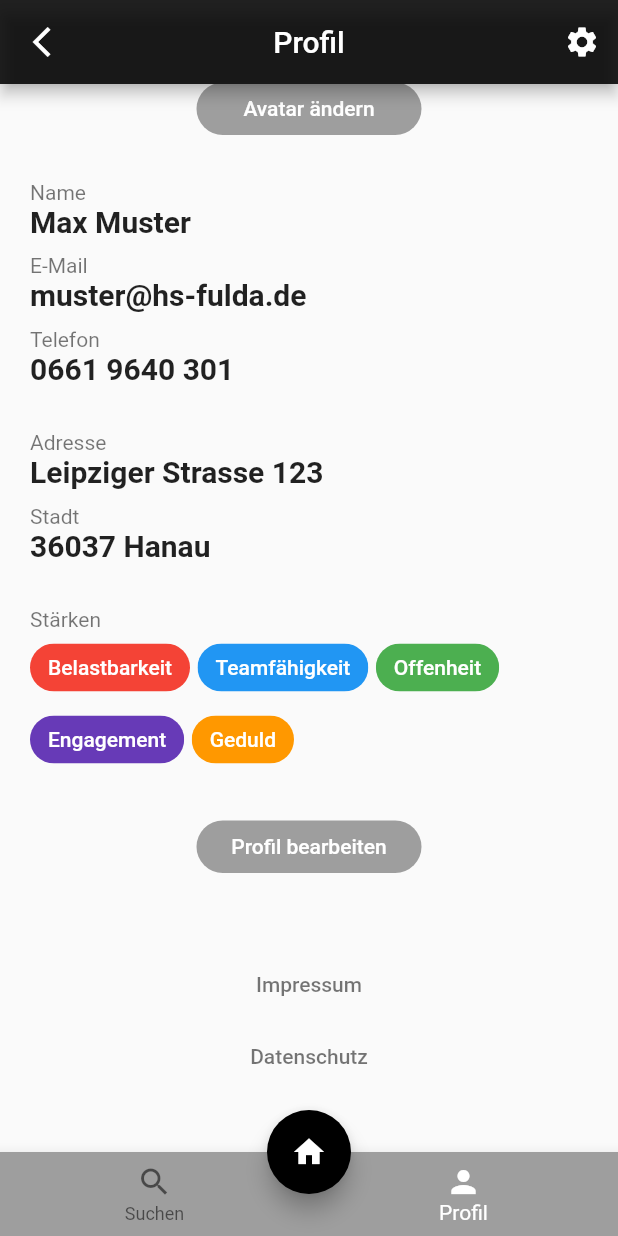
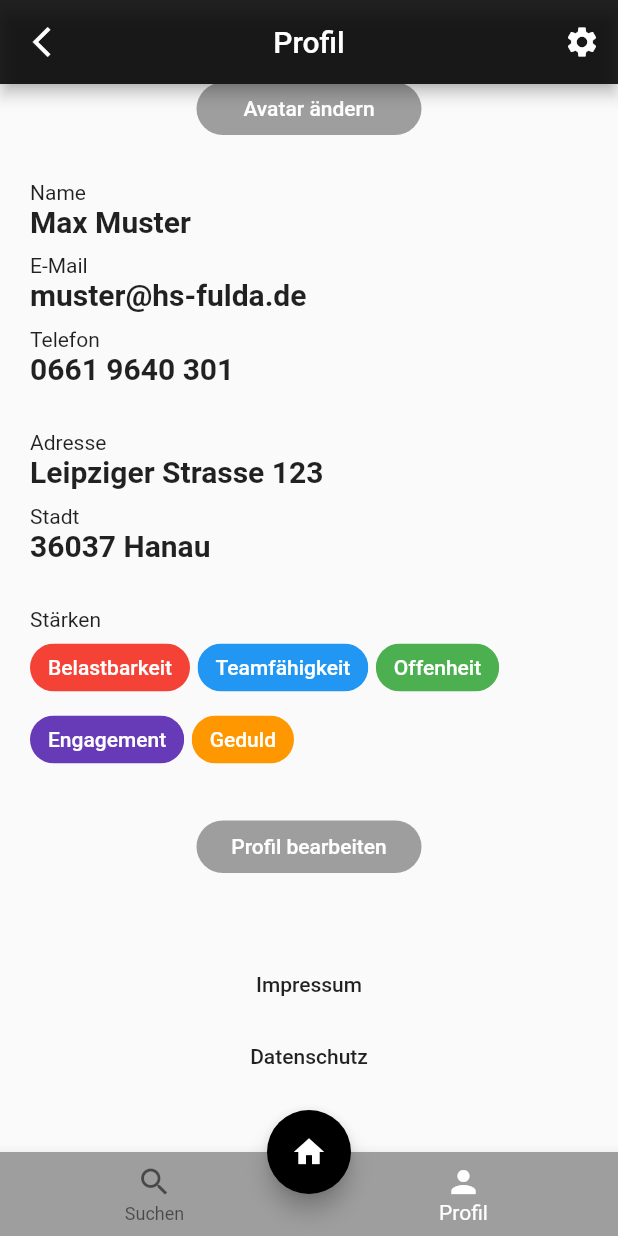
Before and after one commit to arsomesan/flutter_profile_getx, a Flutter app: the ScreenProfil screen opened directly, scrolled down 236 dp, on a phone screen of 412 x 824 dp. Run offline on Flutter 3.47's test engine with Material 2 defaults, Android fonts, the phone set to English and light mode, and no system bars; our stand-ins replace get; network calls fail.

Commit message:
changed colors to global defined colors from flovar

```diff
--- a/lib/global/glovar.dart
+++ b/lib/global/glovar.dart
@@ -4,4 +4,10 @@ class Glovar {
   static final grey=Colors.grey;
   static final white=Colors.white;
   static final black=Colors.black;
+  static final blackvar=Colors.black87;
+  static final red=Colors.red;
+  static final blue=Colors.blue;
+  static final green=Colors.green;
+  static final purple=Colors.deepPurple;
+  static final orange=Colors.orange;
 }
--- a/lib/screens/screen_profil.dart
+++ b/lib/screens/screen_profil.dart
@@ -4,6 +4,7 @@ import 'package:get/get_core/src/get_main.dart';
 import 'package:get/get_instance/src/extension_instance.dart';
 import 'package:profile_try_1/controller/profil_controller.dart';
 import 'package:profile_try_1/model/profil_model.dart';
+import 'package:profile_try_1/global/glovar.dart';
 
 final ProfilController controller = Get.put(ProfilController());
 Profil profil = controller.profil[1];
@@ -31,7 +32,7 @@ class ScreenProfil extends StatelessWidget {
               // Button linking to last visited page
             },
           ),
-          backgroundColor: Colors.black87,
+          backgroundColor: Glovar.blackvar,
           actions: [
             IconButton(
                 icon: Icon(Icons.settings),
@@ -56,7 +57,7 @@ class ScreenProfil extends StatelessWidget {
                       fit: BoxFit.cover,
                     ),
                     border: Border.all(
-                      color: Colors.grey,
+                      color: Glovar.grey,
                       width: 1,
                     ),
                     borderRadius: BorderRadius.circular(100),
@@ -76,11 +77,11 @@ class ScreenProfil extends StatelessWidget {
                       // Button to change the profile picture
                     },
                     style: TextButton.styleFrom(
-                        primary: Colors.white,
+                        primary: Glovar.white,
                         shape: RoundedRectangleBorder(
                           borderRadius: BorderRadius.circular(20),
                         ),
-                        backgroundColor: Colors.grey,
+                        backgroundColor: Glovar.grey,
                     ),
                   ),
                 ),
@@ -91,11 +92,11 @@ class ScreenProfil extends StatelessWidget {
               child: Column(
                 children: [
                   Container(
-                    child: const Align(
+                    child: Align(
                       alignment: Alignment.centerLeft,
                       child: Text(
                         'Name',
-                        style: TextStyle(color: Colors.black54),
+                        style: TextStyle(color: Glovar.blackvar),
                       ),
                     ),
                   ),
@@ -111,11 +112,11 @@ class ScreenProfil extends StatelessWidget {
                   ),
                   Container(
                     margin: EdgeInsets.only(top: 10),
-                    child: const Align(
+                    child: Align(
                       alignment: Alignment.centerLeft,
                       child: Text(
                         'E-Mail',
-                        style: TextStyle(color: Colors.black54),
+                        style: TextStyle(color: Glovar.blackvar),
                       ),
                     ),
                   ),
@@ -131,11 +132,11 @@ class ScreenProfil extends StatelessWidget {
                   ),
                   Container(
                     margin: EdgeInsets.only(top: 10),
-                    child: const Align(
+                    child: Align(
                       alignment: Alignment.centerLeft,
                       child: Text(
                         'Telefon',
-                        style: TextStyle(color: Colors.black54),
+                        style: TextStyle(color: Glovar.blackvar),
                       ),
                     ),
                   ),
@@ -151,11 +152,11 @@ class ScreenProfil extends StatelessWidget {
                   ),
                   Container(
                     margin: EdgeInsets.only(top: 30),
-                    child: const Align(
+                    child: Align(
                       alignment: Alignment.centerLeft,
                       child: Text(
                         'Adresse',
-                        style: TextStyle(color: Colors.black54),
+                        style: TextStyle(color: Glovar.blackvar),
                       ),
                     ),
                   ),
@@ -171,11 +172,11 @@ class ScreenProfil extends StatelessWidget {
                   ),
                   Container(
                     margin: EdgeInsets.only(top: 10),
-                    child: const Align(
+                    child: Align(
                       alignment: Alignment.centerLeft,
                       child: Text(
                         'Stadt',
-                        style: TextStyle(color: Colors.black54),
+                        style: TextStyle(color: Glovar.blackvar),
                       ),
                     ),
                   ),
@@ -191,11 +192,11 @@ class ScreenProfil extends StatelessWidget {
                   ),
                   Container(
                     margin: EdgeInsets.only(top: 30),
-                    child: const Align(
+                    child: Align(
                       alignment: Alignment.centerLeft,
                       child: Text(
                         'Stärken',
-                        style: TextStyle(color: Colors.black54),
+                        style: TextStyle(color: Glovar.blackvar),
                       ),
                     ),
                   ),
@@ -207,8 +208,8 @@ class ScreenProfil extends StatelessWidget {
                           Container(
                               child: InputChip(
                                   label: const Text('Belastbarkeit'),
-                                  labelStyle: TextStyle(color: Colors.white),
-                                  backgroundColor: Colors.red,
+                                  labelStyle: TextStyle(color: Glovar.white),
+                                  backgroundColor: Glovar.red,
                                   onPressed: () {
                                     print('I am the one thing in life.');
                                   })),
@@ -216,8 +217,8 @@ class ScreenProfil extends StatelessWidget {
                               margin: EdgeInsets.only(left: 5),
                               child: InputChip(
                                   label: const Text('Teamfähigkeit'),
-                                  labelStyle: TextStyle(color: Colors.white),
-                                  backgroundColor: Colors.blue,
+                                  labelStyle: TextStyle(color: Glovar.white),
+                                  backgroundColor: Glovar.blue,
                                   onPressed: () {
                                     print('I am the one thing in life.');
                                   })),
@@ -225,8 +226,8 @@ class ScreenProfil extends StatelessWidget {
                               margin: EdgeInsets.only(left: 5),
                               child: InputChip(
                                   label: const Text('Offenheit'),
-                                  labelStyle: TextStyle(color: Colors.white),
-                                  backgroundColor: Colors.green,
+                                  labelStyle: TextStyle(color: Glovar.white),
+                                  backgroundColor: Glovar.green,
                                   onPressed: () {
                                     print('I am the one thing in life.');
                                   })),
@@ -242,8 +243,8 @@ class ScreenProfil extends StatelessWidget {
                           Container(
                               child: InputChip(
                                   label: const Text('Engagement'),
-                                  labelStyle: TextStyle(color: Colors.white),
-                                  backgroundColor: Colors.deepPurple,
+                                  labelStyle: TextStyle(color: Glovar.white),
+                                  backgroundColor: Glovar.purple,
                                   onPressed: () {
                                     print('I am the one thing in life.');
                                   })),
@@ -251,8 +252,8 @@ class ScreenProfil extends StatelessWidget {
                               margin: EdgeInsets.only(left: 5),
                               child: InputChip(
                                   label: const Text('Geduld'),
-                                  labelStyle: TextStyle(color: Colors.white),
-                                  backgroundColor: Colors.orange,
+                                  labelStyle: TextStyle(color: Glovar.white),
+                                  backgroundColor: Glovar.orange,
                                   onPressed: () {
                                     print('I am the one thing in life.');
                                   })),
@@ -275,11 +276,11 @@ class ScreenProfil extends StatelessWidget {
                       // Button to change the profile picture
                     },
                     style: TextButton.styleFrom(
-                        primary: Colors.white,
+                        primary: Glovar.white,
                         shape: RoundedRectangleBorder(
                           borderRadius: BorderRadius.circular(20),
                         ),
-                        backgroundColor: Colors.grey,
+                        backgroundColor: Glovar.grey,
 
                     ),
                   ),
@@ -298,7 +299,7 @@ class ScreenProfil extends StatelessWidget {
                           // Button linking to the impress page
                         },
                         style: TextButton.styleFrom(
-                          primary: Colors.black54,
+                          primary: Glovar.blackvar,
                         ),
                       ),
                     ),
@@ -309,7 +310,7 @@ class ScreenProfil extends StatelessWidget {
                           // Button linking to the impress page
                         },
                         style: TextButton.styleFrom(
-                          primary: Colors.black54,
+                          primary: Glovar.blackvar,
                         ),
                       ),
                     ),
@@ -321,14 +322,14 @@ class ScreenProfil extends StatelessWidget {
         ),
       ),
       floatingActionButton: FloatingActionButton(
-        backgroundColor: Colors.black,
+        backgroundColor: Glovar.black,
         child: Icon(Icons.home),
         onPressed: () {},
       ),
       bottomNavigationBar: BottomNavigationBar(
           currentIndex: 1,
-          backgroundColor: Colors.grey,
-          selectedItemColor: Colors.white,
+          backgroundColor: Glovar.grey,
+          selectedItemColor: Glovar.white,
           items: const <BottomNavigationBarItem>[
             BottomNavigationBarItem(
               icon: Icon(Icons.search),
```
